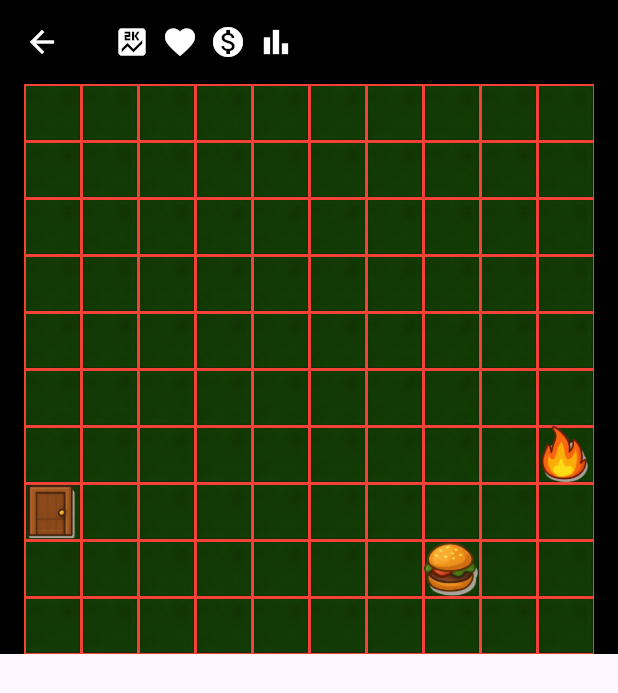
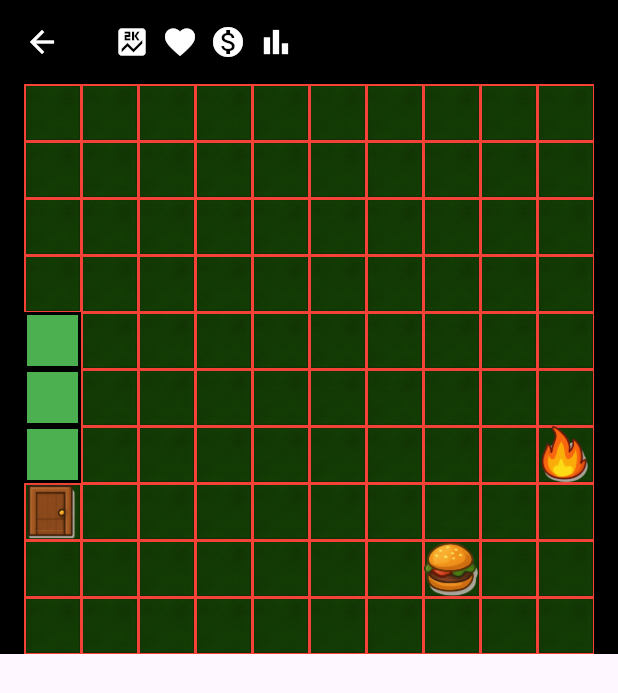
Before and after one commit to emilvdl1986/snakey, a Flutter app: the screen it shows after launch, after a tap on "Play Story", on a phone screen of 412 x 824 dp. Shown: the top 693 px of the screen. Run offline on Flutter 3.47's test engine with Material 3 defaults, Android fonts, the phone set to English and light mode, and no system bars; our stand-ins replace shared_preferences.

Commit message:
Saving changes - snake initial add

```diff
--- a/assets/endless.json
+++ b/assets/endless.json
@@ -18,5 +18,9 @@
             "dangerItemsLimit":2,
             "exitItemsLimit":1
         }
+    },
+    "snakeSettings":{
+        "initialLength":3,
+        "color":"green"
     }
 }
--- a/assets/stages/1.json
+++ b/assets/stages/1.json
@@ -12,5 +12,9 @@
             "dangerItemsLimit":2,
             "exitItemsLimit":1
         }
+    },
+    "snakeSettings":{
+        "initialLength":3,
+        "color":"green"
     }
 }
--- a/lib/components/game_canvas.dart
+++ b/lib/components/game_canvas.dart
@@ -34,10 +34,75 @@ class _GameCanvasState extends State<GameCanvas> {
   List<Map<String, dynamic>> dangerItems = [];
   List<Map<String, dynamic>> exitItems = [];
 
+  Map<String, dynamic>? snakeSettings;
+  List<Map<String, int>> snakePositions = [];
+
   @override
   void initState() {
     super.initState();
     _loadObjects();
+  }
+
+  void _loadSnake() {
+    // Parse snake settings from gridItemOptions or snakeSettings
+    snakeSettings = getSnakeSettings(widget.gridItemOptions);
+    // Place the snake on the grid in available positions based on snake length
+    int snakeLength = 3; // default
+    if (snakeSettings != null && snakeSettings!['length'] is int) {
+      snakeLength = snakeSettings!['length'];
+    }
+    // Collect all occupied positions
+    final Set<String> occupied = {};
+    for (var food in foodItems) {
+      occupied.add('${food['col']}-${food['row']}');
+    }
+    for (var danger in dangerItems) {
+      occupied.add('${danger['col']}-${danger['row']}');
+    }
+    for (var exit in exitItems) {
+      occupied.add('${exit['col']}-${exit['row']}');
+    }
+    // Try to find a horizontal or vertical segment of length snakeLength
+    final Random random = Random();
+    List<List<Map<String, int>>> possiblePositions = [];
+    // Horizontal
+    for (int row = 0; row < widget.rows; row++) {
+      for (int col = 0; col <= widget.columns - snakeLength; col++) {
+        bool canPlace = true;
+        List<Map<String, int>> segment = [];
+        for (int i = 0; i < snakeLength; i++) {
+          String posKey = '${col + i}-$row';
+          if (occupied.contains(posKey)) {
+            canPlace = false;
+            break;
+          }
+          segment.add({'col': col + i, 'row': row});
+        }
+        if (canPlace) possiblePositions.add(segment);
+      }
+    }
+    // Vertical
+    for (int col = 0; col < widget.columns; col++) {
+      for (int row = 0; row <= widget.rows - snakeLength; row++) {
+        bool canPlace = true;
+        List<Map<String, int>> segment = [];
+        for (int i = 0; i < snakeLength; i++) {
+          String posKey = '$col-${row + i}';
+          if (occupied.contains(posKey)) {
+            canPlace = false;
+            break;
+          }
+          segment.add({'col': col, 'row': row + i});
+        }
+        if (canPlace) possiblePositions.add(segment);
+      }
+    }
+    if (possiblePositions.isNotEmpty) {
+      snakePositions = possiblePositions[random.nextInt(possiblePositions.length)];
+    } else {
+      snakePositions = [];
+    }
+    setState(() {});
   }
 
   Future<void> _loadObjects() async {
@@ -53,12 +118,29 @@ class _GameCanvasState extends State<GameCanvas> {
       _generateRandomFoodItems();
       _generateRandomDangerItems();
       _generateRandomExitItems();
+      _loadSnake(); // Load snake after all items are placed
     } catch (e) {
       setState(() {
         objects = null;
         isLoadingObjects = false;
       });
     }
+  }
+
+  // Helper to get snake settings from gridItemOptions or snakeSettings
+  Map<String, dynamic>? getSnakeSettings(Map<String, dynamic>? config) {
+    if (config == null) return null;
+    if (config.containsKey('snakeSettings')) {
+      return config['snakeSettings'] as Map<String, dynamic>?;
+    }
+    // fallback to gridItemOptions for backward compatibility
+    if (config.containsKey('gridItemOptions')) {
+      final grid = config['gridItemOptions'];
+      if (grid is Map<String, dynamic> && grid.containsKey('snakeSettings')) {
+        return grid['snakeSettings'] as Map<String, dynamic>?;
+      }
+    }
+    return null;
   }
 
   /// Generates random food items and places them on unoccupied grid positions.
@@ -325,6 +407,25 @@ class _GameCanvasState extends State<GameCanvas> {
                   ),
                 );
               }).toList(),
+            // Draw snake on the grid
+            if (snakePositions.isNotEmpty)
+              ...snakePositions.map((pos) {
+                final int col = pos['col']!;
+                final int row = pos['row']!;
+                return Positioned(
+                  left: col * cellSize,
+                  top: row * cellSize,
+                  width: cellSize,
+                  height: cellSize,
+                  child: Container(
+                    decoration: BoxDecoration(
+                      color: Colors.green,
+                      border: Border.all(color: Colors.black, width: 2),
+                      shape: BoxShape.rectangle,
+                    ),
+                  ),
+                );
+              }).toList(),
           ],
         ),
       ),
```
